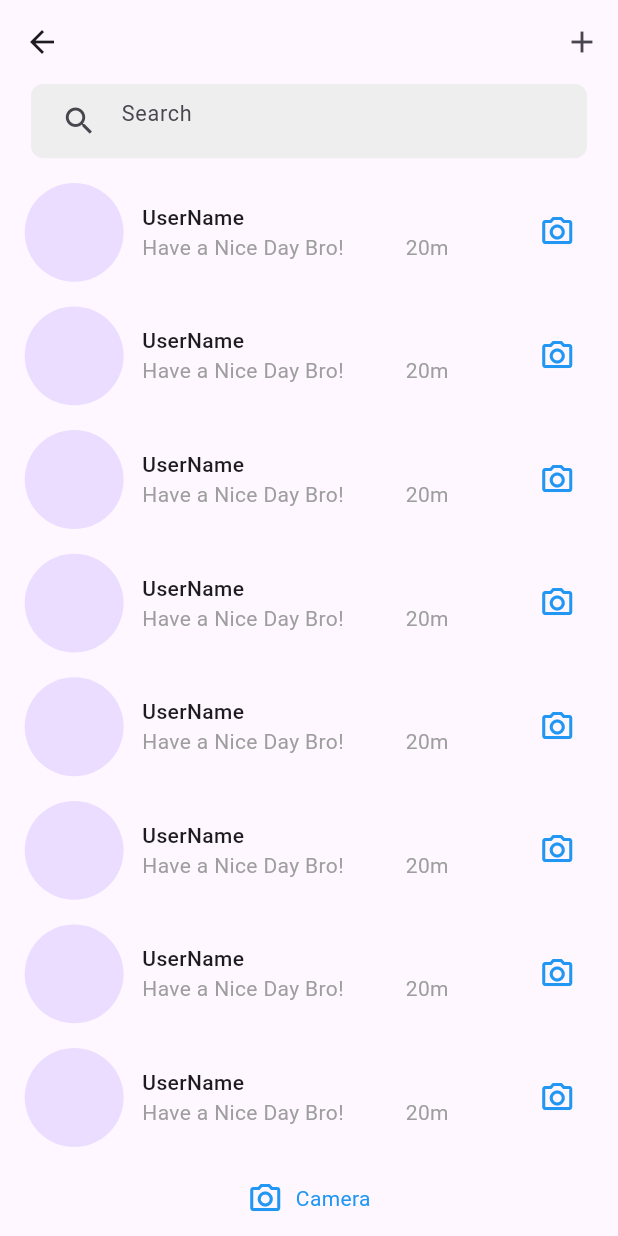
After one commit to SayedZeeshanHyder/InstaClone, a Flutter app: the ChatList screen opened directly, on a phone screen of 412 x 824 dp. The commit adds this screen. Run offline on Flutter 3.47's test engine with Material 3 defaults, Android fonts, the phone set to English and light mode, and no system bars; our stand-ins replace cloud_firestore, contained_tab_bar_view, firebase_auth, firebase_core, flutter_svg, font_awesome_flutter and 1 more; accounts and stored records are empty.

```diff
--- a/lib/screens/auth/login.dart
+++ b/lib/screens/auth/login.dart
@@ -52,7 +52,7 @@ class Login extends StatelessWidget {
                   controller: userNameController,
                   decoration: InputDecoration(
                     prefixIcon: Icon(Icons.person),
-                    hintText: "Enter Username",
+                    hintText: "Enter Email",
                     border: InputBorder.none,
                   ),
                 ),
--- /dev/null
+++ b/lib/screens/chat/chatlist.dart
@@ -0,0 +1,102 @@
+import 'package:firebase_auth/firebase_auth.dart';
+import 'package:flutter/cupertino.dart';
+import 'package:flutter/material.dart';
+
+class ChatList extends StatelessWidget {
+  final auth = FirebaseAuth.instance;
+  final friendSearchController = TextEditingController();
+
+  @override
+  Widget build(BuildContext context) {
+    Size size = MediaQuery.of(context).size;
+    return Scaffold(
+      appBar: AppBar(
+        centerTitle: true,
+        title: Text(auth.currentUser!.displayName.toString()),
+        actions: [
+          IconButton(onPressed: (){}, icon: Icon(Icons.add),),
+        ],
+      ),
+      body: SingleChildScrollView(
+        child: Column(
+          children: [
+            Container(
+              alignment: Alignment.center,
+              margin: EdgeInsets.symmetric(horizontal: size.width * 0.05),
+              decoration: BoxDecoration(
+                color: Colors.grey.shade200,
+                borderRadius: BorderRadius.circular(size.width * 0.02),
+              ),
+              height: size.height * 0.06,
+              padding: EdgeInsets.symmetric(horizontal: size.width * 0.02),
+              child: TextField(
+                onChanged: (val) {},
+                style: TextStyle(fontSize: size.width * 0.035),
+                decoration: InputDecoration(
+                    border: InputBorder.none,
+                    hintText: "Search",
+                    prefixIcon: Icon(Icons.search)),
+              ),
+            ),
+            SizedBox(
+              height: size.height*0.01,
+            ),
+            ListView.builder(
+              shrinkWrap: true,
+                physics: const NeverScrollableScrollPhysics(),
+                itemCount: 15,
+                itemBuilder: (context, index) {
+                  return Padding(
+                    padding: EdgeInsets.symmetric(horizontal: size.width*0.04,vertical: size.height*0.01),
+                    child: Row(
+                      children:[
+                        CircleAvatar(
+                          radius: size.width*0.08,
+                        ),
+                        SizedBox(
+                          width: size.width*0.03,
+                        ),
+                        Column(
+                          crossAxisAlignment: CrossAxisAlignment.start,
+                          children: [
+                            Text("UserName",style: TextStyle(fontWeight: FontWeight.w500),),
+                            Row(
+                              children: [
+                                Text("Have a Nice Day Bro!",style: TextStyle(color: Colors.grey.shade500),),
+                                SizedBox(
+                                  width: size.width*0.1,
+                                ),
+                                Text("20m",style: TextStyle(color: Colors.grey),),
+                              ],
+                            )
+                          ],
+                        ),
+                        Spacer(),
+                        IconButton(onPressed: (){}, icon: Icon(Icons.camera_alt_outlined,color: Colors.blue,),),
+                      ],
+                    ),
+                  );
+                }),
+          ],
+        ),
+      ),
+      bottomNavigationBar: Container(
+        alignment: Alignment.center,
+        height: size.height*0.06,
+        child: Row(
+          mainAxisAlignment: MainAxisAlignment.center,
+          children: [
+            Icon(Icons.camera_alt_outlined,color: Colors.blue,),
+            SizedBox(
+              width: size.width*0.02,
+            ),
+            Text(
+              "Camera",
+              style: TextStyle(color: Colors.blue),
+            )
+          ],
+        ),
+      ),
+    );
+  }
+}
```
Also changed, not shown: lib/models/usermodel.dart (+42 -13 lines), lib/navigationfile.dart (+16 -3 lines), lib/screens/auth/signup.dart (+4 -4 lines), lib/screens/profile/editprofile.dart (+56 -47 lines), lib/screens/profile/profile.dart (+7 -2 lines).
